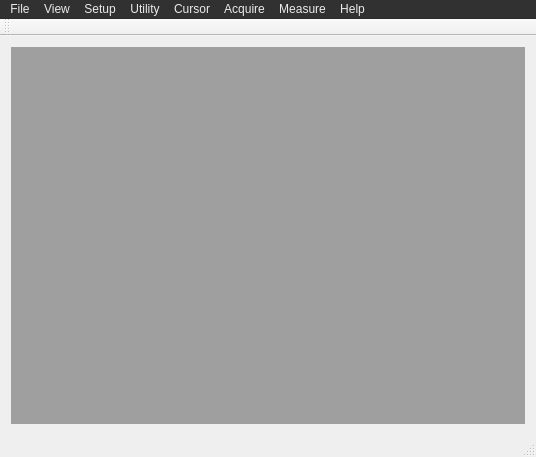
Before: the Qt Designer form Oscilloscope/mainwindow.ui in jiwon8578/Oscilloscope, drawn with Qt 5.
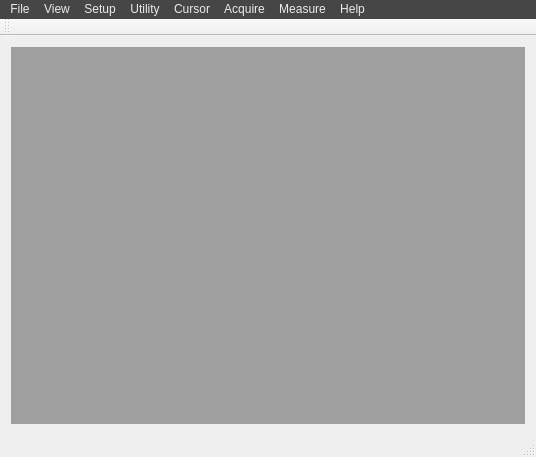
After: the same form once the commit is applied.

```diff
--- a/Oscilloscope/mainwindow.ui
+++ b/Oscilloscope/mainwindow.ui
@@ -44,9 +44,9 @@
       <colorrole role="Button">
        <brush brushstyle="SolidPattern">
         <color alpha="255">
-         <red>49</red>
-         <green>49</green>
-         <blue>49</blue>
+         <red>70</red>
+         <green>70</green>
+         <blue>70</blue>
         </color>
        </brush>
       </colorrole>
@@ -71,18 +71,18 @@
       <colorrole role="Base">
        <brush brushstyle="SolidPattern">
         <color alpha="255">
-         <red>49</red>
-         <green>49</green>
-         <blue>49</blue>
+         <red>70</red>
+         <green>70</green>
+         <blue>70</blue>
         </color>
        </brush>
       </colorrole>
       <colorrole role="Window">
        <brush brushstyle="SolidPattern">
         <color alpha="255">
-         <red>49</red>
-         <green>49</green>
-         <blue>49</blue>
+         <red>70</red>
+         <green>70</green>
+         <blue>70</blue>
         </color>
        </brush>
       </colorrole>
@@ -109,9 +109,9 @@
       <colorrole role="Button">
        <brush brushstyle="SolidPattern">
         <color alpha="255">
-         <red>49</red>
-         <green>49</green>
-         <blue>49</blue>
+         <red>70</red>
+         <green>70</green>
+         <blue>70</blue>
         </color>
        </brush>
       </colorrole>
@@ -136,18 +136,18 @@
       <colorrole role="Base">
        <brush brushstyle="SolidPattern">
         <color alpha="255">
-         <red>49</red>
-         <green>49</green>
-         <blue>49</blue>
+         <red>70</red>
+         <green>70</green>
+         <blue>70</blue>
         </color>
        </brush>
       </colorrole>
       <colorrole role="Window">
        <brush brushstyle="SolidPattern">
         <color alpha="255">
-         <red>49</red>
-         <green>49</green>
-         <blue>49</blue>
+         <red>70</red>
+         <green>70</green>
+         <blue>70</blue>
         </color>
        </brush>
       </colorrole>
@@ -174,9 +174,9 @@
       <colorrole role="Button">
        <brush brushstyle="SolidPattern">
         <color alpha="255">
-         <red>49</red>
-         <green>49</green>
-         <blue>49</blue>
+         <red>70</red>
+         <green>70</green>
+         <blue>70</blue>
         </color>
        </brush>
       </colorrole>
@@ -201,18 +201,18 @@
       <colorrole role="Base">
        <brush brushstyle="SolidPattern">
         <color alpha="255">
-         <red>49</red>
-         <green>49</green>
-         <blue>49</blue>
+         <red>70</red>
+         <green>70</green>
+         <blue>70</blue>
         </color>
        </brush>
       </colorrole>
       <colorrole role="Window">
        <brush brushstyle="SolidPattern">
         <color alpha="255">
-         <red>49</red>
-         <green>49</green>
-         <blue>49</blue>
+         <red>70</red>
+         <green>70</green>
+         <blue>70</blue>
         </color>
        </brush>
       </colorrole>
@@ -230,10 +230,14 @@
    </property>
    <property name="styleSheet">
     <string notr="true">QMenuBar {
-background-color:rgb(49,49,49);
+background-color:rgb(70,70,70);
 }
+QMenuBar::item{
 color: rgb(235, 235, 235);
-
+}
+QMenuBar::item:selected {
+color:black;
+}
 </string>
    </property>
    <widget class="QMenu" name="menuFile">
```
